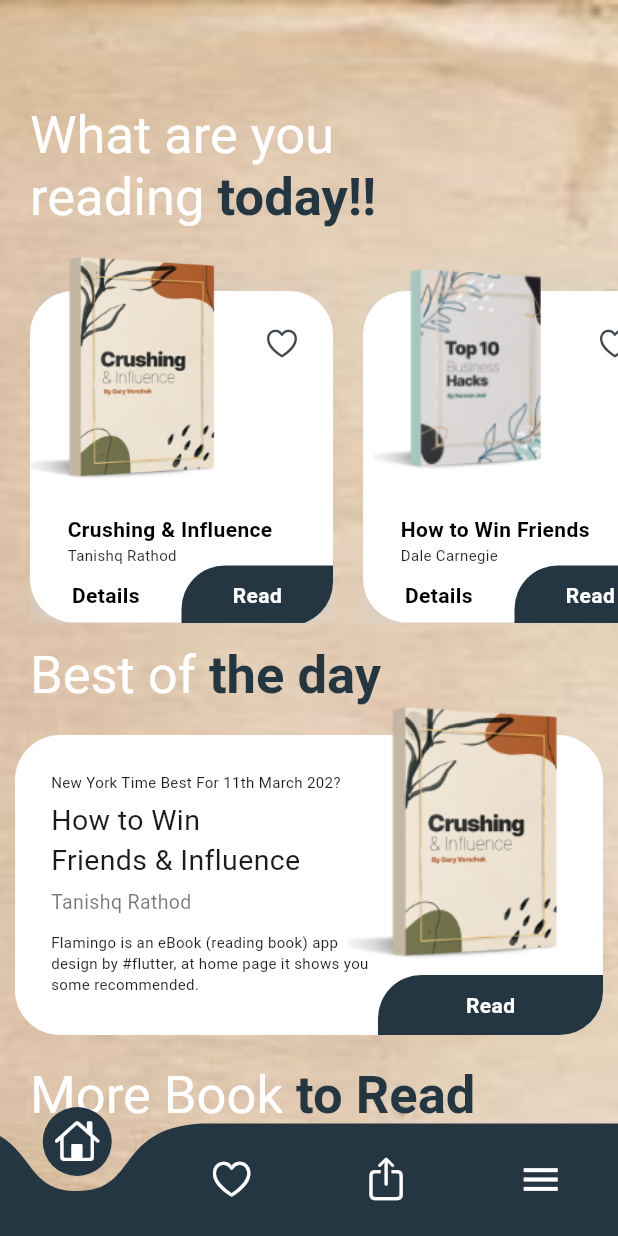
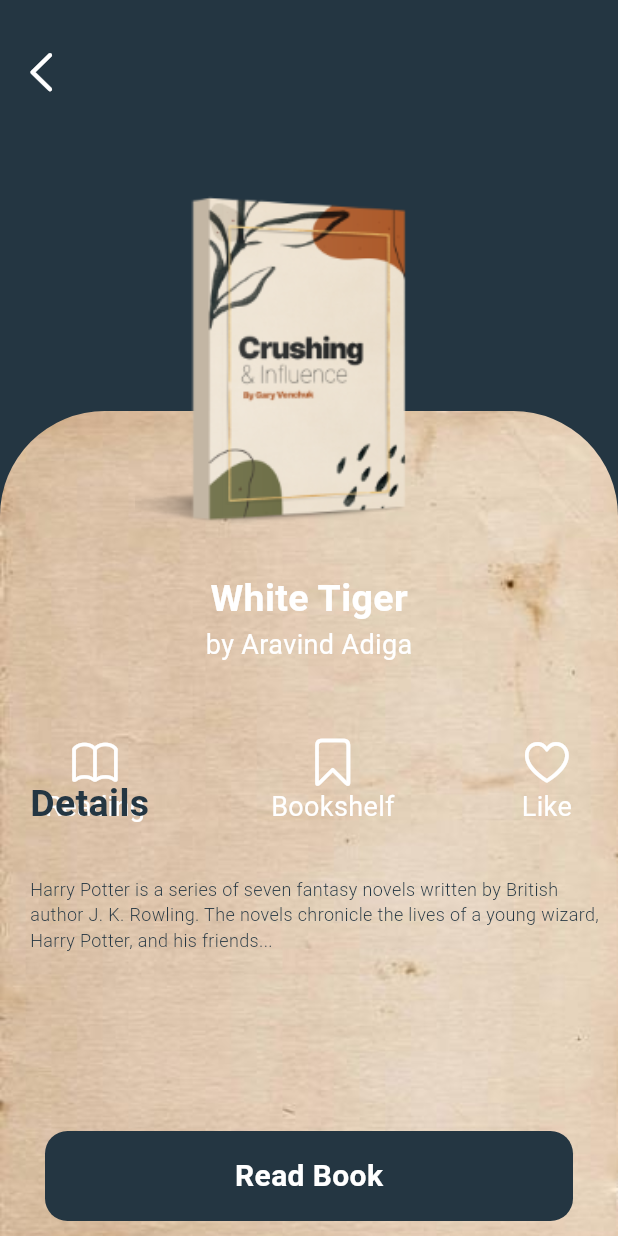
Before and after one commit to TanishqRathod/Torn-Pages, a Flutter app: the BottomNavbarScreen screen opened directly, after a tap on "Details", on a phone screen of 412 x 824 dp. Run offline on Flutter 3.47's test engine with Material 3 defaults, Android fonts, the phone set to English and light mode, and no system bars; drawn by our look-alikes of curved_navigation_bar; our stand-ins replace carousel_slider, firebase_auth, firebase_core, shared_preferences; missing offline and left inert: vocsy_epub_viewer; accounts and stored records are empty.

Commit message:
favorite screen added detail screen added epub reader added pdf reader added favorite lgic added

```diff
--- /dev/null
+++ b/lib/Screens/detail_page.dart
@@ -0,0 +1,224 @@
+import 'dart:io';
+import 'package:firebase_auth/firebase_auth.dart';
+import 'package:flutter/cupertino.dart';
+import 'package:flutter/material.dart';
+import 'package:path_provider/path_provider.dart';
+import 'package:http/http.dart' as http;
+import 'package:vocsy_epub_viewer/epub_viewer.dart';
+
+class DetailPage extends StatefulWidget {
+  final int index; // <-- Add index parameter
+
+  const DetailPage({super.key, required this.index});
+
+  @override
+  State<DetailPage> createState() => _DetailPageState();
+}
+
+class _DetailPageState extends State<DetailPage> {
+  final List<Map<String, String>> bookDetail = [
+    {
+      'img': 'https://encrypted-tbn0.gstatic.com/images?q=tbn:ANd9GcSVwtEPj6T8J3a5sGsxxq9QVRuJyVniH01-xQ&s',
+      'name': 'White Tiger',
+      'auth': 'Aravind Adiga',
+      'download': '40 mb',
+      'url': 'https://pustakam.pythonanywhere.com/book/The_White_Tiger__PDFDrive__k23Yke1.epub',
+    },
+    {
+      'img': 'https://www.crossword.in/cdn/shop/files/A1PmZbuU8KL._SL1500.jpg?v=1726486389',
+      'name': 'Famous Painting',
+      'auth': 'Rosie Dickins',
+      'download': '50 mb',
+      'url': 'assets/books/famouspaintings.epub',
+    },
+    {
+      'img': 'https://images.pexels.com/photos/674010/pexels-photo-674010.jpeg?cs=srgb&dl=pexels-anjana-c-169994-674010.jpg&fm=jpg',
+      'name': 'myBook3',
+      'auth': 'MyName',
+      'download': '35 mb',
+      'url': 'https://pustakam.pythonanywhere.com/book/The_White_Tiger__PDFDrive__k23Yke1.epub',
+    },
+  ];
+
+  String? _epubPath;
+
+  Future<void> _downloadAndOpenEpub(String url) async {
+    try {
+      if (url.startsWith('http')) {
+        final response = await http.get(Uri.parse(url));
+        if (response.statusCode == 200) {
+          final directory = await getTemporaryDirectory();
+          final epubPath = "${directory.path}/downloaded_book.epub";
+
+          final file = File(epubPath);
+          await file.writeAsBytes(response.bodyBytes, flush: true);
+
+          setState(() {
+            _epubPath = epubPath;
+          });
+        } else {
+          print("Failed to download EPUB file.");
+          return;
+        }
+      } else {
+        final data = await DefaultAssetBundle.of(context).load(url);
+        final directory = await getTemporaryDirectory();
+        final epubPath = "${directory.path}/local_book.epub";
+
+        final file = File(epubPath);
+        await file.writeAsBytes(data.buffer.asUint8List(), flush: true);
+
+        setState(() {
+          _epubPath = epubPath;
+        });
+      }
+
+      if (_epubPath != null) {
+        VocsyEpub.setConfig(
+          themeColor: Theme.of(context).primaryColor,
+          identifier: "epubBook",
+          scrollDirection: EpubScrollDirection.VERTICAL,
+          allowSharing: true,
+          enableTts: true,
+          nightMode: true,
+        );
+        VocsyEpub.open(_epubPath!);
+      }
+    } catch (e) {
+      print("Error: $e");
+    }
+  }
+
+  @override
+  Widget build(BuildContext context) {
+    final book = bookDetail[widget.index]; // Use widget.index to get book data
+
+    return Scaffold(
+      body: Stack(
+        children: [
+          Container(
+            height: MediaQuery.of(context).size.height,
+            width: MediaQuery.of(context).size.width,
+            color: Color(0xff243642),
+          ),
+          Positioned(top: 30,left: 10,child: InkWell(onTap: (){Navigator.pop(context);},child: Icon(CupertinoIcons.left_chevron,color: Colors.white,size: 35,))),
+          Positioned(
+            bottom: 0,
+            child: Container(
+              height: 550,
+              width: MediaQuery.of(context).size.width,
+              decoration: BoxDecoration(
+                color: Color(0xff243642),
+                borderRadius: BorderRadius.vertical(top: Radius.circular(70)),
+              ),
+              child: Stack(
+                children: [
+                  Container(
+                    height: MediaQuery.of(context).size.height,
+                    width: MediaQuery.of(context).size.width,
+                    child: ClipRRect(
+                      borderRadius: BorderRadius.vertical(top: Radius.circular(70)),
+                      child: Image.asset(
+                        'assets/images/bg_image.jpeg',
+                        fit: BoxFit.cover,
+                      ),
+                    ),
+                  ),
+                ],
+              ),
+            ),
+          ),
+          Positioned(
+            top: 130,
+            left: 90,
+            child: Container(
+              height: 220,
+              width: 220,
+              child: Image.asset('assets/images/book-1.png', fit: BoxFit.fill),
+            ),
+          ),
+          Center(
+            child: Column(
+              mainAxisAlignment: MainAxisAlignment.center,
+              children: [
+                Text(book['name']!, style: TextStyle(color: Colors.white, fontSize: 25, fontWeight: FontWeight.bold)),
+                Text("by ${book['auth']!}", style: TextStyle(color: Colors.white, fontSize: 18, fontWeight: FontWeight.w400)),
+              ],
+            ),
+          ),
+          Positioned(
+            top: 490,
+            left: 30,
+            right: 30,
+            child: Row(
+              mainAxisAlignment: MainAxisAlignment.spaceBetween,
+              children: [
+                Column(
+                  children: [
+                    Icon(CupertinoIcons.book, color: Colors.white, size: 35),
+                    Text('Reading', style: TextStyle(color: Colors.white, fontWeight: FontWeight.w400, fontSize: 18))
+                  ],
+                ),
+                Column(
+                  children: [
+                    Icon(CupertinoIcons.bookmark, color: Colors.white, size: 35),
+                    Text('Bookshelf', style: TextStyle(color: Colors.white, fontWeight: FontWeight.w400, fontSize: 18))
+                  ],
+                ),
+                Column(
+                  children: [
+                    Icon(CupertinoIcons.heart, color: Colors.white, size: 35),
+                    Text('Like', style: TextStyle(color: Colors.white, fontWeight: FontWeight.w400, fontSize: 18)),
+                  ],
+                )
+              ],
+            ),
+          ),
+          Positioned(
+            bottom: 90,
+            right: 10,
+            left: 20,
+            child: Column(
+              children: [
+                Padding(
+                  padding: const EdgeInsets.only(bottom: 30),
+                  child: Row(
+                    children: [
+                      Text('Details', style: TextStyle(color: Color(0xff243642), fontSize: 25, fontWeight: FontWeight.w700)),
+                    ],
+                  ),
+                ),
+                Container(
+                  height: 150,
+                  width: double.infinity,
+                  child: Text(
+                    "Harry Potter is a series of seven fantasy novels written by British author J. K. Rowling. The novels chronicle the lives of a young wizard, Harry Potter, and his friends...",
+                    style: TextStyle(color: Color(0xff243642), fontSize: 12, fontWeight: FontWeight.w300),
+                  ),
+                ),
+              ],
+            ),
+          ),
+        ],
+      ),
+      floatingActionButtonLocation: FloatingActionButtonLocation.centerDocked,
+      floatingActionButton: GestureDetector(
+        onTap: () async {
+          final url = book['url']!;
+          if (url.isNotEmpty) {
+            await _downloadAndOpenEpub(url);
+          } else {
+            print("No URL found for this book.");
+          }
+        },
+        child: Container(
+          margin: EdgeInsets.symmetric(horizontal: 30, vertical: 10),
+          height: 60,
+          width: MediaQuery.of(context).size.width,
+          decoration: BoxDecoration(color: Color(0xff243642), borderRadius: BorderRadius.circular(15)),
+          child: Center(child: Text('Read Book', style: TextStyle(color: Colors.white, fontWeight: FontWeight.w700, fontSize: 20))),
+        ),
+      ),
+    );
+  }
+}
--- a/lib/Screens/home_page.dart
+++ b/lib/Screens/home_page.dart
@@ -1,6 +1,9 @@
+import 'dart:convert';
+
 import 'package:flutter/cupertino.dart';
 import 'package:flutter/material.dart';
-import 'package:shared_preferences/shared_preferences.dart'; // Import shared_preferences
+import 'package:shared_preferences/shared_preferences.dart';
+import 'package:torn_pages/Screens/detail_page.dart'; // Import shared_preferences
 
 class HomePage extends StatefulWidget {
   const HomePage({super.key});
@@ -23,6 +26,28 @@
   ];
 
   Set<int> heart = {};
+  late String imagePath;
+  late String title;
+
+
+  Future<void> _addFavorite(BuildContext context, int index) async {
+    SharedPreferences prefs = await SharedPreferences.getInstance();
+    List<String> cartItems = prefs.getStringList('cart') ?? [];
+
+    Map<String, String> newItem = {
+      'imagePath': bookDetail[index]['image']!,
+      'name': bookDetail[index]['title']!,
+    };
+
+    cartItems.add(jsonEncode(newItem));
+
+    await prefs.setStringList('cart', cartItems);
+
+    ScaffoldMessenger.of(context).showSnackBar(
+      SnackBar(backgroundColor: Color(0xff243642),content: Text("${bookDetail[index]['title']} added to cart",style: TextStyle(color: Colors.white,fontWeight: FontWeight.w700,fontSize: 17),),),
+    );
+  }
+
 
   @override
   void initState() {
@@ -90,10 +115,12 @@
                   top: 170,
                   left: 0,
                   right: 0,
-                  child: SingleChildScrollView(
-                    scrollDirection: Axis.horizontal,
-                    child: Row(
-                      children: List.generate(bookDetail.length, (index) {
+                  child: SizedBox(
+                    height: 245, // Ensure it has a fixed height
+                    child: ListView.builder(
+                      scrollDirection: Axis.horizontal,
+                      itemCount: bookDetail.length,
+                      itemBuilder: (context, index) {
                         return Container(
                           margin: EdgeInsets.only(top: 0, left: 20),
                           height: 245,
@@ -135,6 +162,7 @@
                                             heart.remove(index);
                                           } else {
                                             heart.add(index);
+                                            _addFavorite(context, index);
                                           }
                                         });
                                         _saveFavorites(); // Save when the heart state changes
@@ -171,7 +199,9 @@
                                       Row(
                                         children: [
                                           InkWell(
-                                            onTap: () {},
+                                            onTap: () {
+                                              Navigator.push(context, MaterialPageRoute(builder: (context) => DetailPage(index: index),));
+                                            },
                                             child: Container(
                                               width: 101,
                                               padding: EdgeInsets.symmetric(vertical: 10),
@@ -207,10 +237,11 @@
                             ],
                           ),
                         );
-                      }),
+                      },
                     ),
                   ),
                 ),
+
                 Positioned(
                   top: 430,
                   left: 20,
--- a/lib/Widgets/bottom_navbar.dart
+++ b/lib/Widgets/bottom_navbar.dart
@@ -2,6 +2,7 @@
 import 'package:flutter/cupertino.dart';
 import 'package:flutter/material.dart';
 import 'package:torn_pages/Screens/boarding_screen.dart';
+import 'package:torn_pages/Screens/favorite_page.dart';
 import 'package:torn_pages/Screens/home_page.dart';
 import 'package:torn_pages/Screens/login_screen.dart';
 import 'package:torn_pages/Screens/register_screen.dart';
@@ -17,7 +18,7 @@
 class _BottomNavbarState extends State<BottomNavbarScreen> {
   late List<Widget> pages;
   late HomePage home;
-  late RegisterScreen register;
+  late FavoritePage favoritePage;
   late YHomePage yuvraj;
   late BoardingScreen boarding;
 
@@ -25,10 +26,10 @@
   void initState() {
     super.initState();
     home = HomePage();
-    register = RegisterScreen();
+    favoritePage = FavoritePage();
     yuvraj = YHomePage();
     boarding = BoardingScreen();
-    pages = [home, register, yuvraj, boarding];
+    pages = [home, favoritePage, yuvraj, boarding];
   }
 
   int currentIndex = 0;
--- a/lib/main.dart
+++ b/lib/main.dart
@@ -1,10 +1,7 @@
 import 'package:firebase_core/firebase_core.dart';
 import 'package:flutter/material.dart';
-import 'package:torn_pages/Screens/home_page.dart';
 import 'package:torn_pages/Screens/splash_screen.dart';
 import 'package:torn_pages/Widgets/bottom_navbar.dart';
-import 'package:torn_pages/y_bottom_navi.dart';
-import 'package:torn_pages/y_home_page.dart';
 
 void main() async {
   WidgetsFlutterBinding.ensureInitialized();
--- a/lib/y_bottom_navi.dart
+++ b/lib/y_bottom_navi.dart
@@ -1,8 +1,6 @@
 import 'package:curved_navigation_bar/curved_navigation_bar.dart';
 import 'package:flutter/cupertino.dart';
 import 'package:flutter/material.dart';
-import 'package:cupertino_icons/cupertino_icons.dart';
-import 'package:torn_pages/Screens/home_page.dart';
 import 'package:torn_pages/Screens/login_screen.dart';
 import 'package:torn_pages/Screens/register_screen.dart';
 import 'package:torn_pages/Screens/splash_screen.dart';
--- a/pubspec.yaml
+++ b/pubspec.yaml
@@ -39,6 +39,11 @@
   firebase_auth:
   carousel_slider:
   shared_preferences:
+  http:
+  vocsy_epub_viewer:
+  flutter_pdfview:
+  path_provider:
+  google_sign_in:
 
 dev_dependencies:
   flutter_test:
```
Also changed, not shown: lib/Screens/favorite_page.dart (added, +124 -0 lines), lib/Screens/splash_screen.dart (+5 -7 lines), lib/y_home_page.dart (+2 -5 lines), assets/images/think_and_grow_rich.jpeg (added), pubspec.lock, 1 other file.
